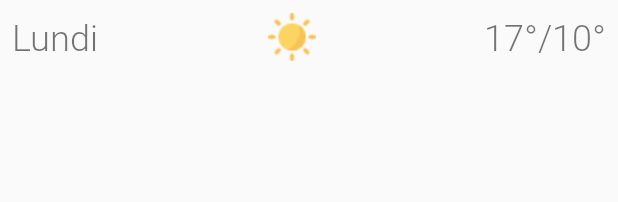
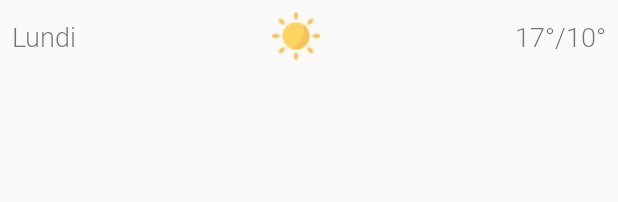
Before and after one commit to zachsao/WeatherApp, an Android app: the layout forecast_item.xml on its own in the app's theme, with its tools: preview values and no code run, on a phone screen of 412 x 824 dp. Shown: the top 202 px of the screen. Run offline under Robolectric (Android 15) with nearby library versions, the phone set to English and light mode, and no system bars.

Commit message:
update forecast_item.xml
text size 24sp -> 18sp

```diff
--- a/app/src/main/java/com/example/zach/weatherapp/ui/ForecastDetailsFragment.kt
+++ b/app/src/main/java/com/example/zach/weatherapp/ui/ForecastDetailsFragment.kt
@@ -88,7 +88,7 @@ class ForecastDetailsFragment : Fragment(), Injectable {
 
         //dummy data for weekly forecast
         val weeklyForecast = listOf(WeeklyForecast(Forecast(12.0,2134.0,23,12.0,15.0),
-            listOf(Weather(0,"sunny","big sun","")),"Demain"),
+            listOf(Weather(0,"sunny","big sun","")),"Mer 13 Fév."),
             WeeklyForecast(Forecast(12.0,2134.0,23,12.0,15.0),
                 listOf(Weather(0,"sunny","big sun","")),"Jeu 14 Fév."),
             WeeklyForecast(Forecast(12.0,2134.0,23,12.0,15.0),
--- a/app/src/main/res/layout/forecast_item.xml
+++ b/app/src/main/res/layout/forecast_item.xml
@@ -11,7 +11,7 @@
                 android:layout_width="wrap_content"
                 android:layout_height="wrap_content"
                 android:id="@+id/forecast_max_temp_textview" tools:text="10°"
-                android:fontFamily="@font/roboto_light" android:textSize="24sp" android:layout_marginEnd="8dp"
+                android:fontFamily="@font/roboto_light" android:textSize="18sp" android:layout_marginEnd="8dp"
                 app:layout_constraintEnd_toEndOf="parent" android:layout_marginBottom="8dp"
                 app:layout_constraintBottom_toBottomOf="parent" android:layout_marginTop="8dp"
                 app:layout_constraintTop_toTopOf="parent"
@@ -20,9 +20,10 @@
                 android:layout_width="wrap_content"
                 android:layout_height="wrap_content"
                 android:id="@+id/day_textView" tools:text="Lundi"
-                android:fontFamily="@font/roboto_light" android:textSize="24sp"
+                android:fontFamily="@font/roboto_light" android:textSize="18sp"
                 android:layout_marginStart="8dp" app:layout_constraintStart_toStartOf="parent"
-                android:layout_marginTop="8dp" app:layout_constraintTop_toTopOf="parent" android:layout_marginBottom="8dp"
+                android:layout_marginTop="8dp" app:layout_constraintTop_toTopOf="parent"
+                android:layout_marginBottom="8dp"
                 app:layout_constraintBottom_toBottomOf="parent"/>
         <ImageView
                 android:layout_width="wrap_content"
@@ -36,15 +37,15 @@
                 android:layout_width="wrap_content"
                 android:layout_height="wrap_content"
                 android:id="@+id/forecast_min_temp_textview" tools:text="17°"
-                android:fontFamily="@font/roboto_light" android:textSize="24sp" android:layout_marginTop="8dp"
-                app:layout_constraintTop_toTopOf="parent" android:layout_marginBottom="8dp"
-                app:layout_constraintBottom_toBottomOf="parent" app:layout_constraintVertical_bias="0.0"
-                app:layout_constraintEnd_toStartOf="@+id/temp_separator"/>
+                android:fontFamily="@font/roboto_light" android:textSize="18sp"
+                app:layout_constraintEnd_toStartOf="@+id/temp_separator"
+                app:layout_constraintBottom_toBottomOf="@+id/forecast_max_temp_textview"
+                app:layout_constraintTop_toTopOf="@+id/forecast_max_temp_textview"/>
         <TextView
                 android:text="/"
                 android:layout_width="wrap_content"
                 android:layout_height="wrap_content"
-                android:id="@+id/temp_separator" android:textSize="24sp"
+                android:id="@+id/temp_separator" android:textSize="18sp"
                 android:fontFamily="@font/roboto_light"
                 app:layout_constraintEnd_toStartOf="@+id/forecast_max_temp_textview" android:layout_marginTop="8dp"
                 app:layout_constraintTop_toTopOf="parent" android:layout_marginBottom="8dp"
```
